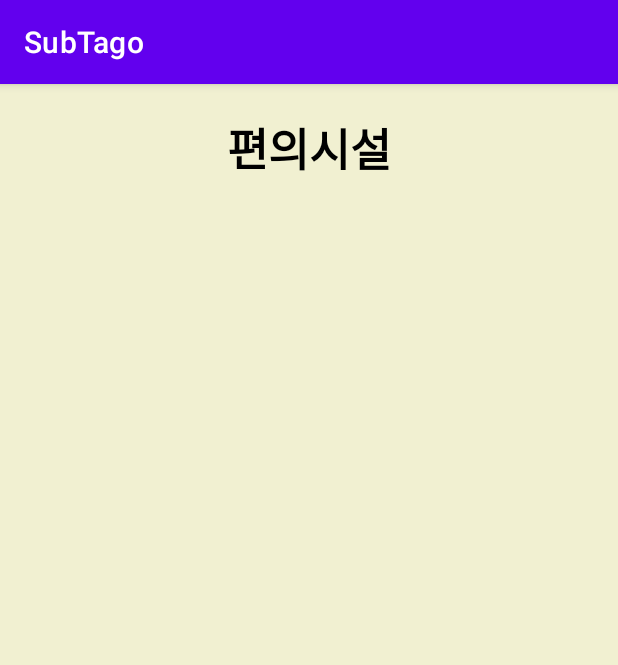
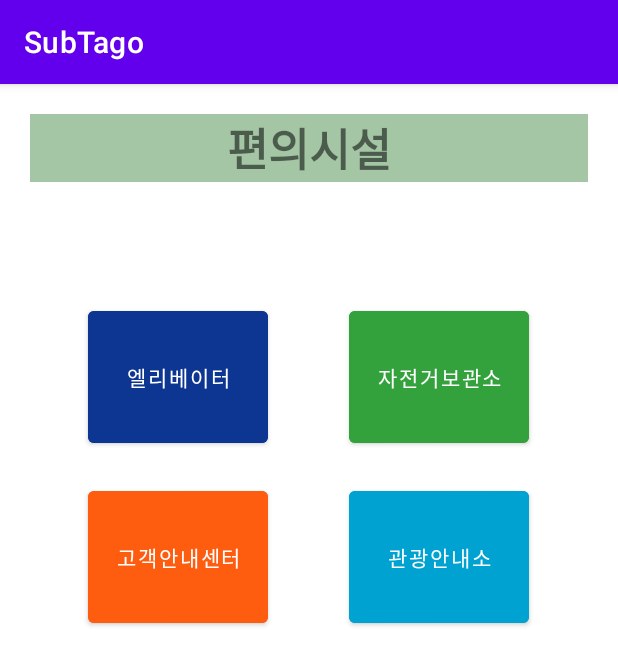
Before and after one commit to STIIIIITCH/SubTago_Java, an Android app: the ConvenienceActivity screen opened directly, with no data from a screen before it, on a phone screen of 412 x 824 dp. Shown: the top 665 px of the screen. Run offline under Robolectric (Android 15) with nearby library versions, the phone set to English and light mode, and no system bars.

Commit message:
편의시설 이미지를 테이블로 바꿔주세욤

```diff
--- a/app/src/main/AndroidManifest.xml
+++ b/app/src/main/AndroidManifest.xml
@@ -38,6 +38,10 @@
         <activity android:name=".line7Activity"/>
         <activity android:name=".line8Activity"/>
         <activity android:name=".call1Activity"/>
+        <activity android:name=".bikeActivity"/>
+        <activity android:name=".line1Activity1"/>
+        <activity android:name=".cutomerActivity"/>
+        <activity android:name=".placeActivity"/>
 
         <meta-data
             android:name="com.kakao.sdk.AppKey"
--- a/app/src/main/java/com/example/subtago_java/ConvenienceActivity.java
+++ b/app/src/main/java/com/example/subtago_java/ConvenienceActivity.java
@@ -2,18 +2,58 @@ package com.example.subtago_java;
 
 import android.content.Intent;
 import android.os.Bundle;
+import android.view.View;
+import android.widget.Button;
 
 import androidx.appcompat.app.AppCompatActivity;
 
 public class ConvenienceActivity extends AppCompatActivity {
+
     Intent intentMain;
+
+    Button btnline1, btnline2, btnline3, btnline4;
 
     @Override
     protected void onCreate(Bundle savedInstanceState) {
         super.onCreate(savedInstanceState);
         setContentView(R.layout.convenience_1);
 
-        intentMain = new Intent(this, MainActivity.class);
+        //xml버튼들 객체연결
+        btnline1 = findViewById(R.id.btnline1);
+        btnline2 = findViewById(R.id.btnline2);
+        btnline3 = findViewById(R.id.btnline3);
+        btnline4 = findViewById(R.id.btnline4);
+
+        Intent intentline1 = new Intent(this, line1Activity1.class);
+        Intent intentline2 = new Intent(this, bikeActivity.class);
+        Intent intentline3 = new Intent(this, cutomerActivity.class);
+        Intent intentline4 = new Intent(this, placeActivity.class);
+
+
+        btnline1.setOnClickListener(new View.OnClickListener() {
+            @Override
+            public void onClick(View view) {
+                startActivity(intentline1);
+            }
+        });
+        btnline2.setOnClickListener(new View.OnClickListener() {
+            @Override
+            public void onClick(View view) {
+                startActivity(intentline2);
+            }
+        });
+        btnline3.setOnClickListener(new View.OnClickListener() {
+            @Override
+            public void onClick(View view) {
+                startActivity(intentline3);
+            }
+        });
+        btnline4.setOnClickListener(new View.OnClickListener() {
+            @Override
+            public void onClick(View view) {
+                startActivity(intentline4);
+            }
+        });
 
     }
     @Override
--- a/app/src/main/res/layout/convenience_1.xml
+++ b/app/src/main/res/layout/convenience_1.xml
@@ -3,16 +3,76 @@
     android:layout_width="match_parent"
     android:layout_height="match_parent"
     android:orientation="vertical"
-    android:background="@color/background">
+    android:padding="20dp">
 
-    <TextView
-        android:layout_width="wrap_content"
+    <LinearLayout
+        android:layout_width="match_parent"
+        android:layout_height="wrap_content">
+        <TextView
+            android:layout_width="match_parent"
+            android:layout_height="wrap_content"
+            android:text="편의시설"
+            android:textSize="30sp"
+            android:textStyle="bold"
+            android:textAlignment="center"
+            android:gravity="center_horizontal"
+            android:layout_marginBottom="40dp"
+            android:background="#A4C6A5"/>
+    </LinearLayout>
+    <LinearLayout
+        android:layout_width="match_parent"
         android:layout_height="wrap_content"
-        android:layout_marginTop="20dp"
-        android:layout_gravity="center"
-        android:text="@string/convenience"
-        android:textSize="30dp"
-        android:textColor="@color/black"
-        android:textStyle="bold" />
+        android:gravity="center"
+        android:layout_marginTop="40dp"
+        android:layout_marginBottom="20dp">
+        <Button
+            android:id="@+id/btnline1"
+            android:layout_width="120dp"
+            android:layout_height="100dp"
+            android:layout_marginRight="54dp"
+            android:backgroundTint="#0D3692"
+            android:text="엘리베이터"/>
+        <Button
+            android:id="@+id/btnline2"
+            android:layout_width="120dp"
+            android:layout_height="100dp"
+            android:backgroundTint="#33A23D"
+            android:text="자전거보관소"/>
+    </LinearLayout>
+
+    <LinearLayout
+        android:layout_width="match_parent"
+        android:layout_height="wrap_content"
+        android:layout_marginBottom="20dp"
+        android:gravity="center">
+        <Button
+            android:id="@+id/btnline3"
+            android:layout_width="120dp"
+            android:layout_height="100dp"
+            android:layout_marginRight="54dp"
+            android:backgroundTint="#FE5D10"
+            android:text="고객안내센터"/>
+        <Button
+            android:id="@+id/btnline4"
+            android:layout_width="120dp"
+            android:layout_height="100dp"
+            android:backgroundTint="#00A2D1"
+            android:text="관광안내소"/>
+    </LinearLayout>
+
+
+    <!-- <LinearLayout
+         android:layout_width="match_parent"
+         android:layout_height="wrap_content"
+         android:layout_marginBottom="20dp"
+         android:gravity="left">
+         <Button
+             android:id="@+id/btnline9"
+             android:layout_width="120dp"
+             android:layout_height="100dp"
+             android:layout_marginLeft="40dp"
+             android:backgroundTint="#AA9872"
+             android:text="9호선"/>
+     </LinearLayout>-->
 
 </LinearLayout>
```
Also changed, not shown: app/src/main/java/com/example/subtago_java/bikeActivity.java (added, +14 -0 lines), app/src/main/java/com/example/subtago_java/cutomerActivity.java (added, +14 -0 lines), app/src/main/java/com/example/subtago_java/line1Activity1.java (added, +14 -0 lines), app/src/main/java/com/example/subtago_java/placeActivity.java (added, +14 -0 lines), app/src/main/res/layout/activity_bike.xml (added, +64 -0 lines), app/src/main/res/layout/activity_cutomer.xml (added, +64 -0 lines), app/src/main/res/layout/activity_line11.xml (added, +243 -0 lines), app/src/main/res/layout/activity_place.xml (added, +65 -0 lines), app/src/main/res/layout/convenienceline1.xml (added, +63 -0 lines).
